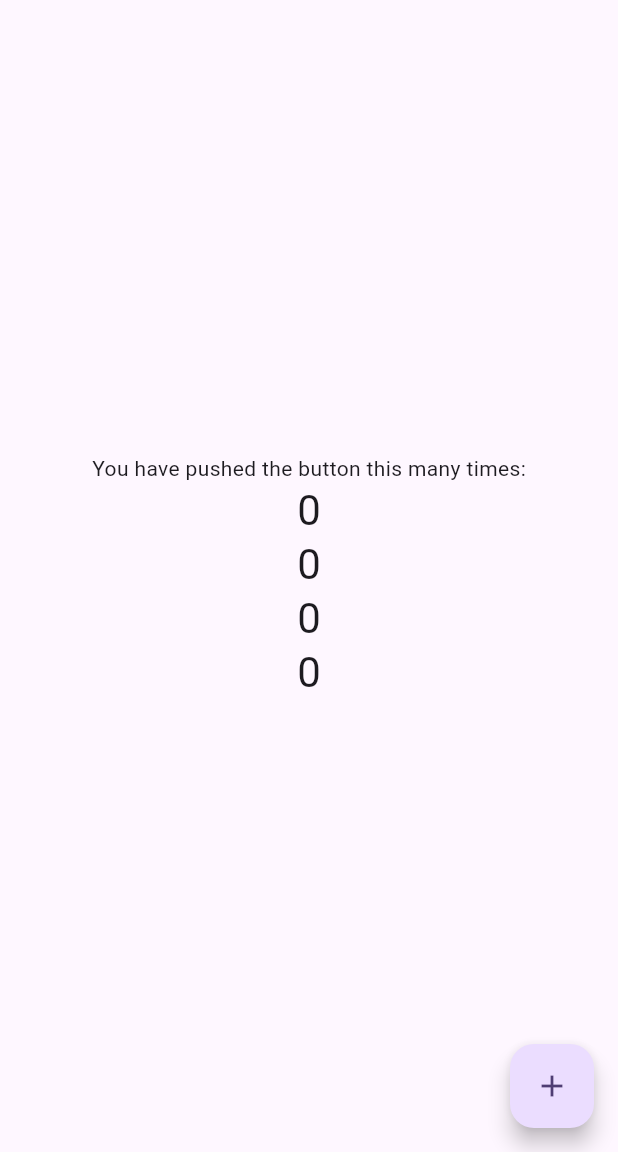
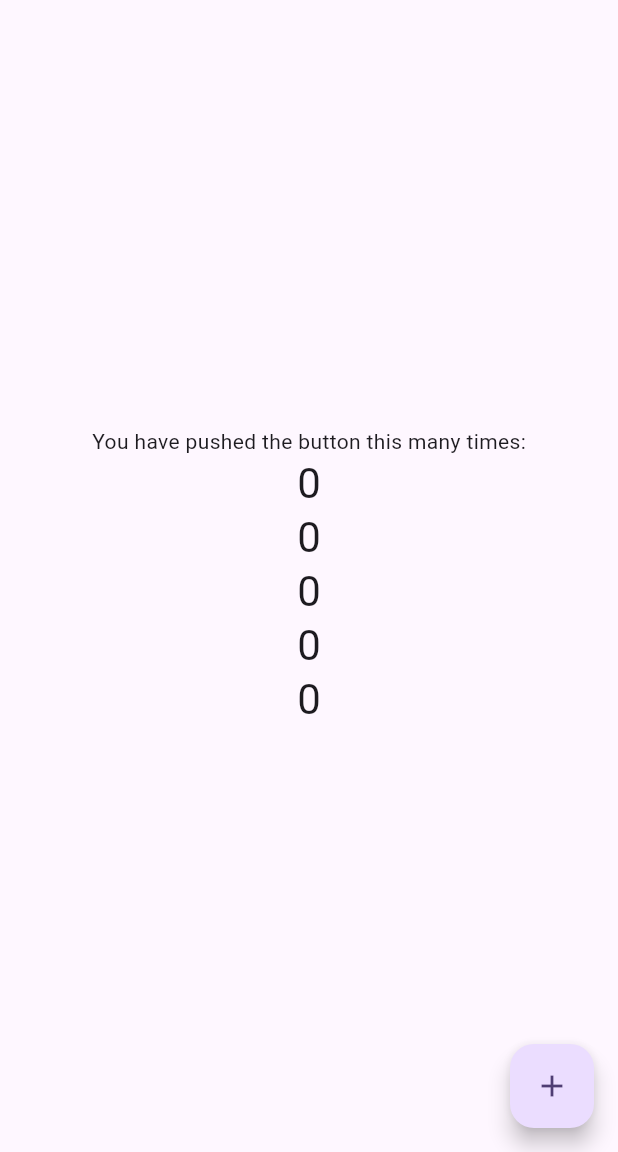
Before and after one commit to liaovq/flutter_demo, a Flutter app: the screen it shows after launch, on a phone screen of 412 x 824 dp, the part 84-1236 px from its top. Run offline on Flutter 3.47's test engine with Material 2 defaults, Android fonts, the phone set to English and light mode, and no system bars.

```diff
--- a/lib/main.dart
+++ b/lib/main.dart
@@ -124,6 +124,7 @@ class _MyHomePageState extends State<MyHomePage> {
               '$_counter',
               style: Theme.of(context).textTheme.headlineMedium,
             ),
+            Text('$_counter', style: Theme.of(context).textTheme.headlineMedium,),
           ],
         ),
       ),
```
